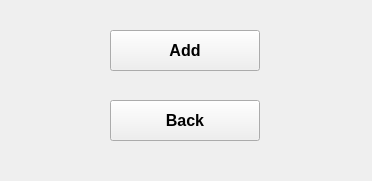
This is ui/secondui.ui in Trainerchan/TASDASDLSA123QWI1823 as Qt 5 draws it before an edit. The edited form follows.
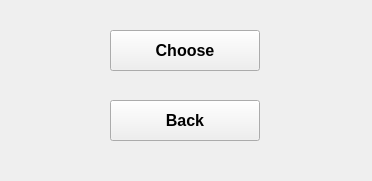
This is the edited form.

The edit to the form file:
```diff
--- a/ui/secondui.ui
+++ b/ui/secondui.ui
@@ -43,7 +43,7 @@
     </font>
    </property>
    <property name="text">
-    <string>Add</string>
+    <string>Choose</string>
    </property>
   </widget>
   <widget class="QPushButton" name="back_btn">
```
